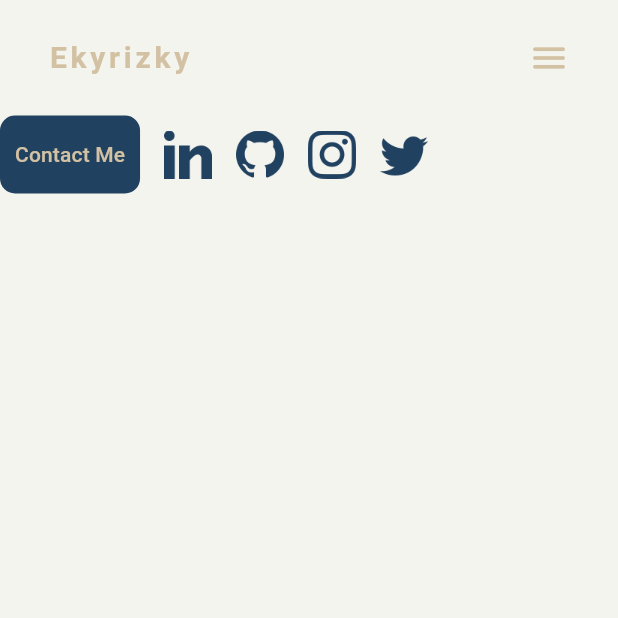
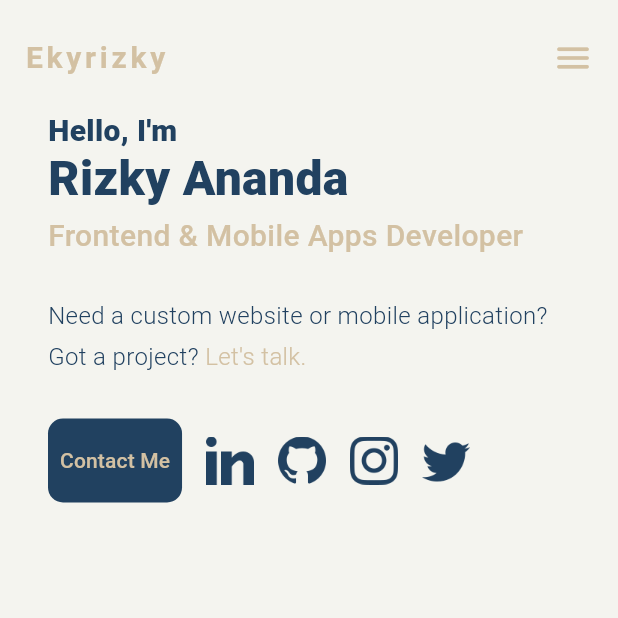
Before and after one commit to ekyrizky/ekyrizky-web-portfolio, a Flutter app: the screen it shows after launch, on a phone screen of 412 x 824 dp, the top half of it. Run offline on Flutter 3.47's test engine with Material 3 defaults, Android fonts, the phone set to English and light mode, and no system bars; our stand-ins replace get, google_fonts, lottie; missing offline and left inert: dart:html; Roboto replaces fonts that are missing (Farro).

Commit message:
add hero organism

```diff
--- a/lib/components/atoms/text_button_atom.dart
+++ b/lib/components/atoms/text_button_atom.dart
@@ -19,8 +19,8 @@ class TextButtonAtom extends StatelessWidget {
         backgroundColor: MaterialStateProperty.all<Color>(kPrimaryColor),
         padding: MaterialStateProperty.all<EdgeInsets>(
           const EdgeInsets.symmetric(
-            horizontal: 10,
-            vertical: 16,
+            horizontal: 8,
+            vertical: 18,
           ),
         ),
         shape: MaterialStateProperty.all<RoundedRectangleBorder>(
--- /dev/null
+++ b/lib/components/molecules/hero_intro_molecule.dart
@@ -0,0 +1,92 @@
+import 'package:ekyrizky_portfolio/utils/constants.dart';
+import 'package:flutter/material.dart';
+import 'package:google_fonts/google_fonts.dart';
+
+class HeroIntroMolecule extends StatelessWidget {
+  const HeroIntroMolecule({super.key});
+
+  @override
+  Widget build(BuildContext context) {
+    return Column(
+      crossAxisAlignment: CrossAxisAlignment.start,
+      children: [
+        Text(
+          "Hello, I'm",
+          style: GoogleFonts.farro(
+            color: kPrimaryColor,
+            height: 1.0,
+            fontWeight: FontWeight.w800,
+            fontSize: 20.0,
+          ),
+        ),
+        const SizedBox(
+          height: 6.0,
+        ),
+        Text(
+          'Rizky Ananda',
+          style: GoogleFonts.farro(
+            color: kPrimaryColor,
+            height: 1.0,
+            fontWeight: FontWeight.w800,
+            fontSize: 32.0,
+          ),
+        ),
+        const SizedBox(
+          height: 10.0,
+        ),
+        Text(
+          'Frontend & Mobile Apps Developer',
+          style: GoogleFonts.farro(
+            color: kSecondaryColor,
+            height: 1.2,
+            fontWeight: FontWeight.w500,
+            fontSize: 20.0,
+          ),
+        ),
+        const SizedBox(
+          height: 32.0,
+        ),
+        Text(
+          'Need a custom website or mobile application?',
+          style: GoogleFonts.farro(
+            color: kPrimaryColor,
+            height: 1.2,
+            fontWeight: FontWeight.w300,
+            fontSize: 16.0,
+          ),
+        ),
+        const SizedBox(
+          height: 8.0,
+        ),
+        Wrap(
+          children: [
+            Text(
+              'Got a project?',
+              style: GoogleFonts.farro(
+                color: kPrimaryColor,
+                height: 1.2,
+                fontWeight: FontWeight.w300,
+                fontSize: 16.0,
+              ),
+            ),
+            GestureDetector(
+              onTap: () {},
+              child: const MouseRegion(
+                cursor: SystemMouseCursors.click,
+                child: Text(
+                  " Let's talk.",
+                  style: TextStyle(
+                    color: kSecondaryColor,
+                    height: 1.2,
+                    fontWeight: FontWeight.w300,
+                    fontSize: 16.0,
+                  ),
+                ),
+              ),
+            )
+          ],
+        ),
+      ],
+    );
+  }
+}
--- a/lib/components/organism/header_organism.dart
+++ b/lib/components/organism/header_organism.dart
@@ -17,18 +17,12 @@ class HeaderOrganism extends StatelessWidget {
   }
 
   Widget _build(bool isDrawer) {
-    return Padding(
-      padding: const EdgeInsets.symmetric(
-        horizontal: 32,
-        vertical: 24,
-      ),
-      child: Row(
-        mainAxisAlignment: MainAxisAlignment.spaceBetween,
-        children: [
-          const NavBrandMolecule(),
-          isDrawer ? const DrawerIconAtom() : const NavItemsMolecule(),
-        ],
-      ),
+    return Row(
+      mainAxisAlignment: MainAxisAlignment.spaceBetween,
+      children: [
+        const NavBrandMolecule(),
+        isDrawer ? const DrawerIconAtom() : const NavItemsMolecule(),
+      ],
     );
   }
 }
--- /dev/null
+++ b/lib/components/organism/hero_intro_organism.dart
@@ -0,0 +1,19 @@
+import 'package:ekyrizky_portfolio/components/molecules/hero_intro_molecule.dart';
+import 'package:ekyrizky_portfolio/components/molecules/hero_social_molecule.dart';
+import 'package:flutter/material.dart';
+
+class HeroIntroOrganism extends StatelessWidget {
+  const HeroIntroOrganism({super.key});
+
+  @override
+  Widget build(BuildContext context) {
+    return const Column(
+      crossAxisAlignment: CrossAxisAlignment.start,
+      children: [
+        HeroIntroMolecule(),
+        SizedBox(height: 32),
+        HeroSocialMolecule(),
+      ],
+    );
+  }
+}
--- a/lib/pages/home_revamp.dart
+++ b/lib/pages/home_revamp.dart
@@ -1,5 +1,5 @@
-import 'package:ekyrizky_portfolio/components/molecules/hero_social_molecule.dart';
 import 'package:ekyrizky_portfolio/components/organism/header_organism.dart';
+import 'package:ekyrizky_portfolio/components/organism/hero_intro_organism.dart';
 import 'package:ekyrizky_portfolio/utils/constants.dart';
 import 'package:flutter/material.dart';
 
@@ -8,13 +8,22 @@ class HomeRevamp extends StatelessWidget {
 
   @override
   Widget build(BuildContext context) {
-    return Scaffold(
+    return const Scaffold(
       backgroundColor: kBackgroundColor,
       body: SingleChildScrollView(
         child: Column(
           children: [
-            HeaderOrganism(),
-            HeroSocialMolecule(),
+            Padding(
+              padding: EdgeInsets.symmetric(
+                horizontal: 16,
+                vertical: 24,
+              ),
+              child: HeaderOrganism(),
+            ),
+            Padding(
+              padding: EdgeInsets.symmetric(horizontal: 32),
+              child: HeroIntroOrganism(),
+            ),
           ],
         ),
       ),
```
